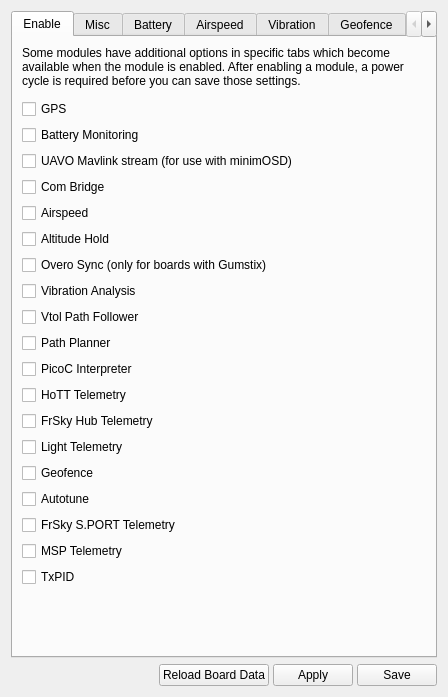
This is ground/gcs/src/plugins/config/modules.ui in TauLabs/TauLabs as Qt 5 draws it before an edit. The edited form follows.
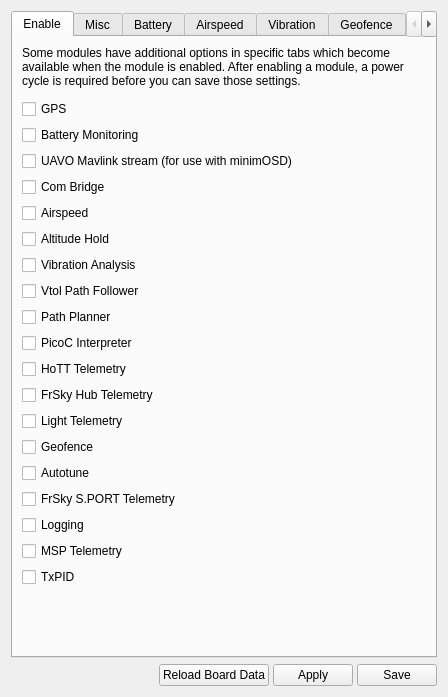
This is the edited form. Icons and pictures are not drawn.

Commit message:
GCS Modules Tab: UI tweaks
1) Remove OveroSync. It's not likely to be used by any non developers.
2) Add logging checkbox.
3) Add tooltip for logging checkbox.
4) Add tooltips for voltage and current combo-boxes.

Diff of the .ui file:
```diff
--- a/ground/gcs/src/plugins/config/modules.ui
+++ b/ground/gcs/src/plugins/config/modules.ui
@@ -104,16 +104,6 @@
          </property>
         </widget>
        </item>
-       <item>
-        <widget class="QCheckBox" name="cbOveroSync">
-         <property name="toolTip">
-          <string>Select to enable synchronization to an Overo module</string>
-         </property>
-         <property name="text">
-          <string>Overo Sync (only for boards with Gumstix)</string>
-         </property>
-        </widget>
-       </item>
        <item>
         <widget class="QCheckBox" name="cbVibrationAnalysis">
          <property name="text">
@@ -208,6 +198,16 @@
          </property>
         </widget>
        </item>
+       <item>
+        <widget class="QCheckBox" name="cbLogging">
+         <property name="toolTip">
+          <string>&lt;html&gt;&lt;head/&gt;&lt;body&gt;&lt;p&gt;Select to enable logging to on-board flash memory.&lt;/p&gt;&lt;/body&gt;&lt;/html&gt;</string>
+         </property>
+         <property name="text">
+          <string>Logging</string>
+         </property>
+        </widget>
+       </item>
        <item>
         <widget class="QCheckBox" name="cbUAVOMSPBridge">
          <property name="toolTip">
```
Left out of the diff: 12 changed lines with no effect on the pictures. The commit also changes 1 other file.
